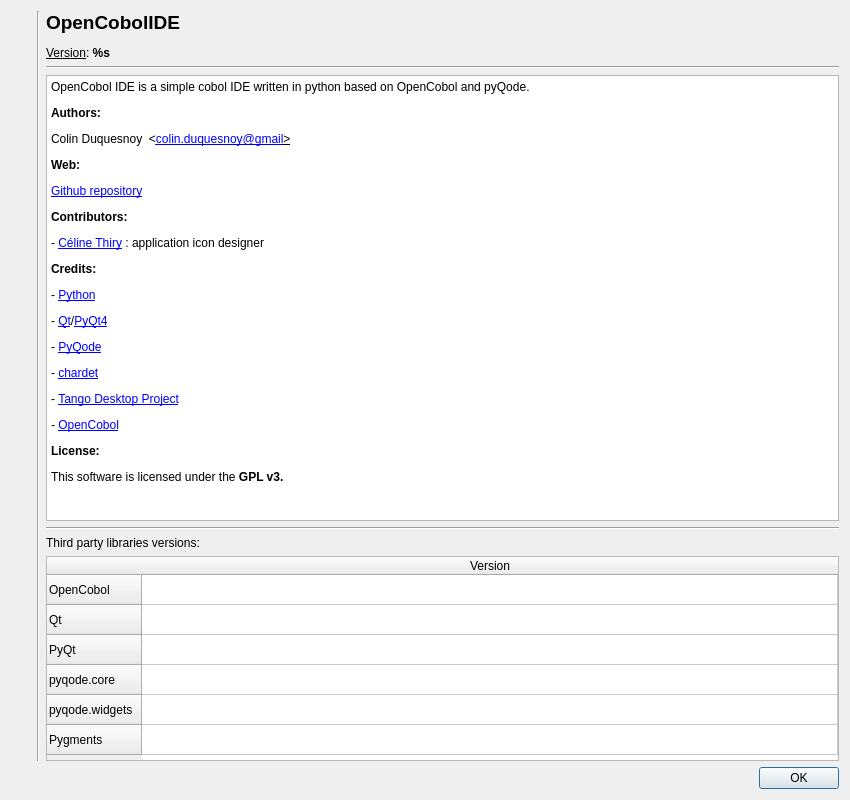
OpenCobolIDE/OpenCobolIDE, file oci/ui/dlg_about.ui: the form before one commit.
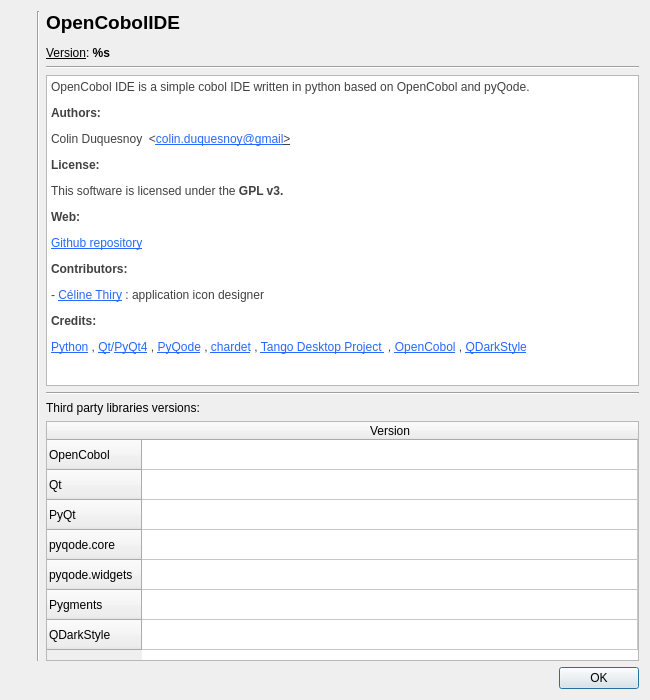
The form after the commit. Icons and pictures are not drawn.

Commit message: Add dark style support

The edit to the form file:
```diff
--- a/oci/ui/dlg_about.ui
+++ b/oci/ui/dlg_about.ui
@@ -6,14 +6,20 @@
    <rect>
     <x>0</x>
     <y>0</y>
-    <width>850</width>
-    <height>800</height>
+    <width>650</width>
+    <height>700</height>
    </rect>
   </property>
   <property name="minimumSize">
    <size>
-    <width>850</width>
-    <height>800</height>
+    <width>650</width>
+    <height>700</height>
+   </size>
+  </property>
+  <property name="maximumSize">
+   <size>
+    <width>700</width>
+    <height>16777215</height>
    </size>
   </property>
   <property name="windowTitle">
@@ -94,22 +100,17 @@
 &lt;html&gt;&lt;head&gt;&lt;meta name=&quot;qrichtext&quot; content=&quot;1&quot; /&gt;&lt;style type=&quot;text/css&quot;&gt;
 p, li { white-space: pre-wrap; }
 &lt;/style&gt;&lt;/head&gt;&lt;body style=&quot; font-family:'Sans'; font-size:9pt; font-weight:400; font-style:normal;&quot;&gt;
-&lt;p style=&quot; margin-top:12px; margin-bottom:12px; margin-left:0px; margin-right:0px; -qt-block-indent:0; text-indent:0px;&quot;&gt;&lt;span style=&quot; font-family:'Ubuntu';&quot;&gt;OpenCobol IDE is a simple cobol IDE written in python based on OpenCobol and pyQode.&lt;/span&gt;&lt;/p&gt;
-&lt;p style=&quot; margin-top:12px; margin-bottom:12px; margin-left:0px; margin-right:0px; -qt-block-indent:0; text-indent:0px;&quot;&gt;&lt;span style=&quot; font-family:'Ubuntu'; font-weight:600; color:#000000;&quot;&gt;Authors:&lt;/span&gt;&lt;/p&gt;
-&lt;p style=&quot; margin-top:12px; margin-bottom:12px; margin-left:0px; margin-right:0px; -qt-block-indent:0; text-indent:0px;&quot;&gt;&lt;span style=&quot; font-family:'Ubuntu'; color:#000000;&quot;&gt;Colin Duquesnoy  &amp;lt;&lt;/span&gt;&lt;a href=&quot;mailto:colin.duquesnoy@gmail&quot;&gt;&lt;span style=&quot; font-family:'Ubuntu'; text-decoration: underline; color:#0000ff;&quot;&gt;colin.duquesnoy@gmail&lt;/span&gt;&lt;/a&gt;&lt;a href=&quot;mailto:colin.duquesnoy@gmail&quot;&gt;&lt;span style=&quot; font-family:'Ubuntu'; text-decoration: underline; color:#000000;&quot;&gt;&amp;gt;&lt;/span&gt;&lt;/a&gt;&lt;/p&gt;
-&lt;p style=&quot; margin-top:12px; margin-bottom:12px; margin-left:0px; margin-right:0px; -qt-block-indent:0; text-indent:0px;&quot;&gt;&lt;span style=&quot; font-family:'Ubuntu'; font-weight:600;&quot;&gt;Web:&lt;/span&gt;&lt;/p&gt;
-&lt;p style=&quot; margin-top:12px; margin-bottom:12px; margin-left:0px; margin-right:0px; -qt-block-indent:0; text-indent:0px;&quot;&gt;&lt;a href=&quot;https://github.com/ColinDuquesnoy/OpenCobolIDE&quot;&gt;&lt;span style=&quot; text-decoration: underline; color:#0000ff;&quot;&gt;Github repository&lt;/span&gt;&lt;/a&gt;&lt;/p&gt;
-&lt;p style=&quot; margin-top:12px; margin-bottom:12px; margin-left:0px; margin-right:0px; -qt-block-indent:0; text-indent:0px;&quot;&gt;&lt;span style=&quot; font-family:'Ubuntu'; font-weight:600;&quot;&gt;Contributors: &lt;/span&gt;&lt;/p&gt;
-&lt;p style=&quot; margin-top:12px; margin-bottom:12px; margin-left:0px; margin-right:0px; -qt-block-indent:0; text-indent:0px;&quot;&gt;&lt;span style=&quot; font-family:'Ubuntu';&quot;&gt;- &lt;/span&gt;&lt;a href=&quot;mailto:thiry.celi@gmail.com&quot;&gt;&lt;span style=&quot; font-family:'Ubuntu'; text-decoration: underline; color:#0000ff;&quot;&gt;Céline Thiry&lt;/span&gt;&lt;/a&gt;&lt;span style=&quot; font-family:'Ubuntu';&quot;&gt; : application icon designer&lt;/span&gt;&lt;/p&gt;
-&lt;p style=&quot; margin-top:12px; margin-bottom:12px; margin-left:0px; margin-right:0px; -qt-block-indent:0; text-indent:0px;&quot;&gt;&lt;span style=&quot; font-family:'Ubuntu'; font-weight:600;&quot;&gt;Credits: &lt;/span&gt;&lt;/p&gt;
-&lt;p style=&quot; margin-top:12px; margin-bottom:12px; margin-left:0px; margin-right:0px; -qt-block-indent:0; text-indent:0px;&quot;&gt;&lt;span style=&quot; font-family:'Ubuntu';&quot;&gt;- &lt;/span&gt;&lt;a href=&quot;http://python.org/&quot;&gt;&lt;span style=&quot; font-family:'Ubuntu'; text-decoration: underline; color:#0000ff;&quot;&gt;Python&lt;/span&gt;&lt;/a&gt;&lt;/p&gt;
-&lt;p style=&quot; margin-top:12px; margin-bottom:12px; margin-left:0px; margin-right:0px; -qt-block-indent:0; text-indent:0px;&quot;&gt;&lt;span style=&quot; font-family:'Ubuntu';&quot;&gt;- &lt;/span&gt;&lt;a href=&quot;http://qt-project.org/&quot;&gt;&lt;span style=&quot; font-family:'Ubuntu'; text-decoration: underline; color:#0000ff;&quot;&gt;Qt&lt;/span&gt;&lt;/a&gt;&lt;span style=&quot; font-family:'Ubuntu';&quot;&gt;/&lt;/span&gt;&lt;a href=&quot;http://www.riverbankcomputing.com/software/pyqt/intro&quot;&gt;&lt;span style=&quot; text-decoration: underline; color:#0000ff;&quot;&gt;PyQt4&lt;/span&gt;&lt;/a&gt;&lt;/p&gt;
-&lt;p style=&quot; margin-top:12px; margin-bottom:12px; margin-left:0px; margin-right:0px; -qt-block-indent:0; text-indent:0px;&quot;&gt;&lt;span style=&quot; font-family:'Ubuntu';&quot;&gt;- &lt;/span&gt;&lt;a href=&quot;https://github.com/ColinDuquesnoy/pyqode-core&quot;&gt;&lt;span style=&quot; text-decoration: underline; color:#0000ff;&quot;&gt;PyQode&lt;/span&gt;&lt;/a&gt;&lt;/p&gt;
-&lt;p style=&quot; margin-top:12px; margin-bottom:12px; margin-left:0px; margin-right:0px; -qt-block-indent:0; text-indent:0px;&quot;&gt;&lt;span style=&quot; font-family:'Ubuntu';&quot;&gt;- &lt;/span&gt;&lt;a href=&quot;https://pypi.python.org/pypi/chardet&quot;&gt;&lt;span style=&quot; font-family:'Ubuntu'; text-decoration: underline; color:#0000ff;&quot;&gt;chardet&lt;/span&gt;&lt;/a&gt;&lt;/p&gt;
-&lt;p style=&quot; margin-top:12px; margin-bottom:12px; margin-left:0px; margin-right:0px; -qt-block-indent:0; text-indent:0px;&quot;&gt;&lt;span style=&quot; font-family:'Ubuntu';&quot;&gt;- &lt;/span&gt;&lt;a href=&quot;http://tango.freedesktop.org/&quot;&gt;&lt;span style=&quot; font-family:'Ubuntu'; text-decoration: underline; color:#0000ff;&quot;&gt;Tango Desktop Project&lt;/span&gt;&lt;/a&gt;&lt;/p&gt;
-&lt;p style=&quot; margin-top:12px; margin-bottom:12px; margin-left:0px; margin-right:0px; -qt-block-indent:0; text-indent:0px;&quot;&gt;&lt;span style=&quot; font-family:'Ubuntu'; font-style:italic;&quot;&gt;- &lt;/span&gt;&lt;a href=&quot;http://www.opencobol.org/&quot;&gt;&lt;span style=&quot; font-family:'Ubuntu'; text-decoration: underline; color:#0000ff;&quot;&gt;OpenCobol&lt;/span&gt;&lt;/a&gt;&lt;/p&gt;
-&lt;p style=&quot; margin-top:12px; margin-bottom:12px; margin-left:0px; margin-right:0px; -qt-block-indent:0; text-indent:0px;&quot;&gt;&lt;span style=&quot; font-family:'Ubuntu'; font-weight:600;&quot;&gt;License:&lt;/span&gt;&lt;/p&gt;
-&lt;p style=&quot; margin-top:12px; margin-bottom:12px; margin-left:0px; margin-right:0px; -qt-block-indent:0; text-indent:0px;&quot;&gt;&lt;span style=&quot; font-family:'Ubuntu';&quot;&gt;This software is licensed under the &lt;/span&gt;&lt;span style=&quot; font-family:'Ubuntu'; font-weight:600;&quot;&gt;GPL v3.&lt;/span&gt;&lt;/p&gt;&lt;/body&gt;&lt;/html&gt;</string>
+&lt;p style=&quot; margin-top:12px; margin-bottom:12px; margin-left:0px; margin-right:0px; -qt-block-indent:0; text-indent:0px;&quot;&gt;&lt;span style=&quot; font-family:'Ubuntu'; color:#414141;&quot;&gt;OpenCobol IDE is a simple cobol IDE written in python based on OpenCobol and pyQode.&lt;/span&gt;&lt;/p&gt;
+&lt;p style=&quot; margin-top:12px; margin-bottom:12px; margin-left:0px; margin-right:0px; -qt-block-indent:0; text-indent:0px;&quot;&gt;&lt;span style=&quot; font-family:'Ubuntu'; font-weight:600; color:#414141;&quot;&gt;Authors:&lt;/span&gt;&lt;/p&gt;
+&lt;p style=&quot; margin-top:12px; margin-bottom:12px; margin-left:0px; margin-right:0px; -qt-block-indent:0; text-indent:0px;&quot;&gt;&lt;span style=&quot; font-family:'Ubuntu'; color:#414141;&quot;&gt;Colin Duquesnoy  &amp;lt;&lt;/span&gt;&lt;a href=&quot;mailto:colin.duquesnoy@gmail&quot;&gt;&lt;span style=&quot; font-family:'Ubuntu'; text-decoration: underline; color:#2768ff;&quot;&gt;colin.duquesnoy@gmail&lt;/span&gt;&lt;/a&gt;&lt;a href=&quot;mailto:colin.duquesnoy@gmail&quot;&gt;&lt;span style=&quot; font-family:'Ubuntu'; text-decoration: underline; color:#414141;&quot;&gt;&amp;gt;&lt;/span&gt;&lt;/a&gt;&lt;/p&gt;
+&lt;p style=&quot; margin-top:12px; margin-bottom:12px; margin-left:0px; margin-right:0px; -qt-block-indent:0; text-indent:0px;&quot;&gt;&lt;span style=&quot; font-family:'Ubuntu'; font-weight:600; color:#414141;&quot;&gt;License:&lt;/span&gt;&lt;/p&gt;
+&lt;p style=&quot; margin-top:12px; margin-bottom:12px; margin-left:0px; margin-right:0px; -qt-block-indent:0; text-indent:0px;&quot;&gt;&lt;span style=&quot; font-family:'Ubuntu'; color:#414141;&quot;&gt;This software is licensed under the &lt;/span&gt;&lt;span style=&quot; font-family:'Ubuntu'; font-weight:600; color:#414141;&quot;&gt;GPL v3.&lt;/span&gt;&lt;/p&gt;
+&lt;p style=&quot; margin-top:12px; margin-bottom:12px; margin-left:0px; margin-right:0px; -qt-block-indent:0; text-indent:0px;&quot;&gt;&lt;span style=&quot; font-family:'Ubuntu'; font-weight:600; color:#414141;&quot;&gt;Web:&lt;/span&gt;&lt;/p&gt;
+&lt;p style=&quot; margin-top:12px; margin-bottom:12px; margin-left:0px; margin-right:0px; -qt-block-indent:0; text-indent:0px;&quot;&gt;&lt;a href=&quot;https://github.com/ColinDuquesnoy/OpenCobolIDE&quot;&gt;&lt;span style=&quot; text-decoration: underline; color:#2768ff;&quot;&gt;Github repository&lt;/span&gt;&lt;/a&gt;&lt;/p&gt;
+&lt;p style=&quot; margin-top:12px; margin-bottom:12px; margin-left:0px; margin-right:0px; -qt-block-indent:0; text-indent:0px;&quot;&gt;&lt;span style=&quot; font-family:'Ubuntu'; font-weight:600; color:#414141;&quot;&gt;Contributors: &lt;/span&gt;&lt;/p&gt;
+&lt;p style=&quot; margin-top:12px; margin-bottom:12px; margin-left:0px; margin-right:0px; -qt-block-indent:0; text-indent:0px;&quot;&gt;&lt;span style=&quot; font-family:'Ubuntu'; color:#414141;&quot;&gt;- &lt;/span&gt;&lt;a href=&quot;mailto:thiry.celi@gmail.com&quot;&gt;&lt;span style=&quot; font-family:'Ubuntu'; text-decoration: underline; color:#2768ff;&quot;&gt;Céline Thiry&lt;/span&gt;&lt;/a&gt;&lt;span style=&quot; font-family:'Ubuntu'; color:#414141;&quot;&gt; : application icon designer&lt;/span&gt;&lt;/p&gt;
+&lt;p style=&quot; margin-top:12px; margin-bottom:12px; margin-left:0px; margin-right:0px; -qt-block-indent:0; text-indent:0px;&quot;&gt;&lt;span style=&quot; font-family:'Ubuntu'; font-weight:600; color:#414141;&quot;&gt;Credits: &lt;/span&gt;&lt;/p&gt;
+&lt;p style=&quot; margin-top:12px; margin-bottom:12px; margin-left:0px; margin-right:0px; -qt-block-indent:0; text-indent:0px;&quot;&gt;&lt;a href=&quot;http://python.org/&quot;&gt;&lt;span style=&quot; font-family:'Ubuntu'; text-decoration: underline; color:#2768ff;&quot;&gt;Python&lt;/span&gt;&lt;/a&gt;&lt;span style=&quot; font-family:'Ubuntu'; color:#414141;&quot;&gt; , &lt;/span&gt;&lt;a href=&quot;http://qt-project.org/&quot;&gt;&lt;span style=&quot; font-family:'Ubuntu'; text-decoration: underline; color:#2768ff;&quot;&gt;Qt&lt;/span&gt;&lt;/a&gt;&lt;span style=&quot; font-family:'Ubuntu'; color:#2768ff;&quot;&gt;/&lt;/span&gt;&lt;a href=&quot;http://www.riverbankcomputing.com/software/pyqt/intro&quot;&gt;&lt;span style=&quot; text-decoration: underline; color:#2768ff;&quot;&gt;PyQt4&lt;/span&gt;&lt;/a&gt;&lt;span style=&quot; font-family:'Ubuntu'; color:#414141;&quot;&gt; , &lt;/span&gt;&lt;a href=&quot;https://github.com/ColinDuquesnoy/pyqode-core&quot;&gt;&lt;span style=&quot; text-decoration: underline; color:#2768ff;&quot;&gt;PyQode&lt;/span&gt;&lt;/a&gt;&lt;span style=&quot; font-family:'Ubuntu'; color:#414141;&quot;&gt; , &lt;/span&gt;&lt;a href=&quot;https://pypi.python.org/pypi/chardet&quot;&gt;&lt;span style=&quot; font-family:'Ubuntu'; text-decoration: underline; color:#2768ff;&quot;&gt;chardet&lt;/span&gt;&lt;/a&gt;&lt;span style=&quot; font-family:'Ubuntu'; color:#414141;&quot;&gt; , &lt;/span&gt;&lt;a href=&quot;http://tango.freedesktop.org/&quot;&gt;&lt;span style=&quot; font-family:'Ubuntu'; text-decoration: underline; color:#2768ff;&quot;&gt;Tango Desktop Project &lt;/span&gt;&lt;/a&gt;&lt;span style=&quot; font-family:'Ubuntu'; font-style:italic; color:#414141;&quot;&gt; , &lt;/span&gt;&lt;a href=&quot;http://www.opencobol.org/&quot;&gt;&lt;span style=&quot; font-family:'Ubuntu'; text-decoration: underline; color:#2768ff;&quot;&gt;OpenCobol&lt;/span&gt;&lt;/a&gt;&lt;span style=&quot; color:#414141;&quot;&gt; , &lt;/span&gt;&lt;a href=&quot;https://github.com/ColinDuquesnoy/QDarkStyleSheet&quot;&gt;&lt;span style=&quot; text-decoration: underline; color:#2768ff;&quot;&gt;QDarkStyle&lt;/span&gt;&lt;/a&gt;&lt;/p&gt;&lt;/body&gt;&lt;/html&gt;</string>
            </property>
            <property name="textInteractionFlags">
             <set>Qt::LinksAccessibleByMouse|Qt::TextSelectableByMouse</set>
@@ -141,7 +142,7 @@
            <property name="maximumSize">
             <size>
              <width>16777215</width>
-             <height>205</height>
+             <height>240</height>
             </size>
            </property>
            <property name="focusPolicy">
@@ -198,6 +199,11 @@
              <string>Pygments</string>
             </property>
            </row>
+           <row>
+            <property name="text">
+             <string>QDarkStyle</string>
+            </property>
+           </row>
            <column>
             <property name="text">
              <string>Version</string>
```
The commit also changes 11 other files.
